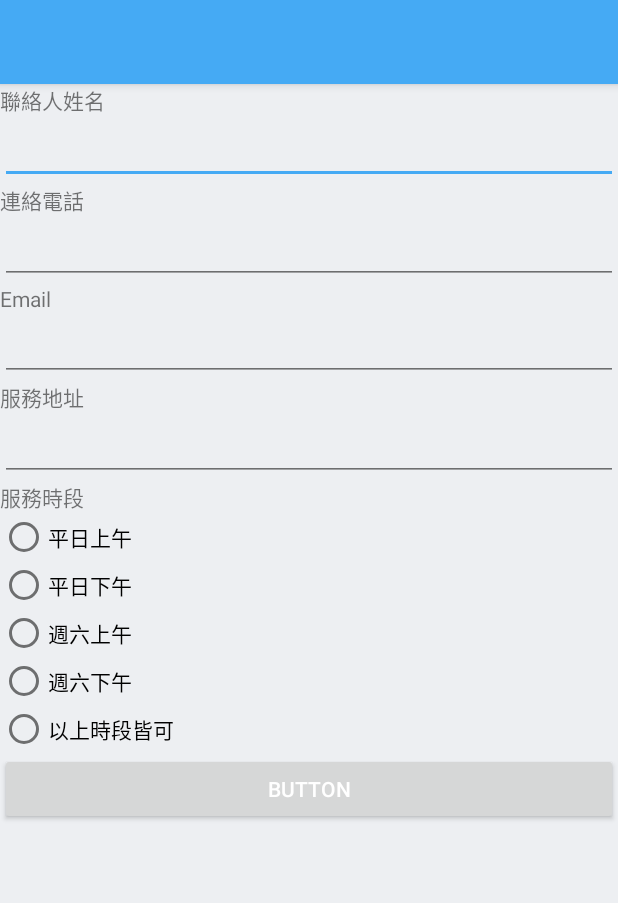
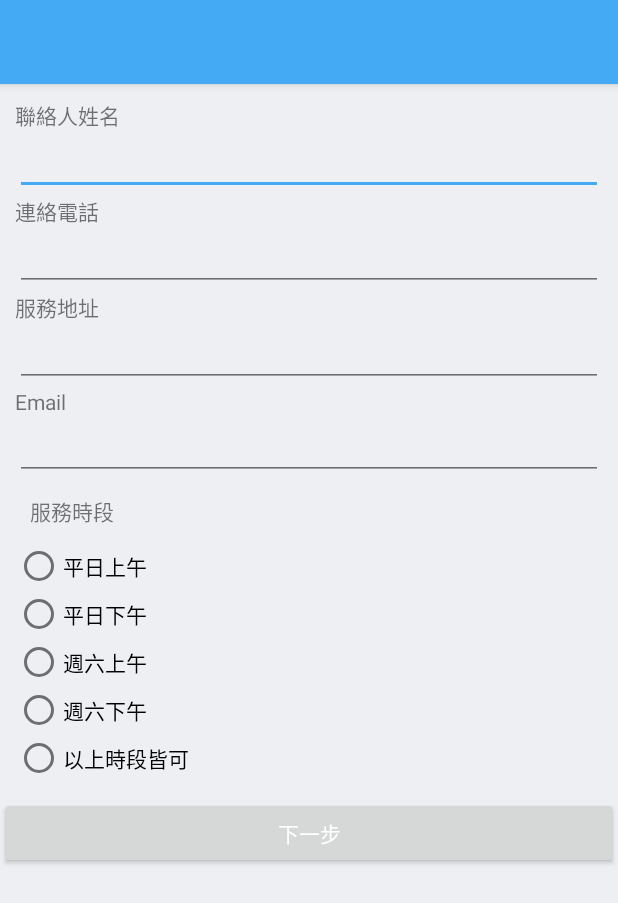
Before and after one commit to starboxs/EC_Android, an Android app: the layout activity_reserve_information.xml on its own in the app's theme, with its tools: preview values and no code run, on a phone screen of 412 x 824 dp. Shown: the top 903 px of the screen. Run offline under Robolectric (Android 15) with nearby library versions, the phone set to English and light mode, and no system bars.

Commit message:
no message

```diff
--- a/app/src/main/res/layout/activity_reserve_information.xml
+++ b/app/src/main/res/layout/activity_reserve_information.xml
@@ -1,6 +1,5 @@
 <?xml version="1.0" encoding="utf-8"?>
 <LinearLayout xmlns:android="http://schemas.android.com/apk/res/android"
-    xmlns:tools="http://schemas.android.com/tools"
     android:layout_width="match_parent"
     android:layout_height="wrap_content"
     android:orientation="vertical">
@@ -25,20 +24,26 @@
     <LinearLayout
         android:layout_width="match_parent"
         android:layout_height="match_parent"
+        android:orientation="vertical"
+        android:padding="10dp">
+
+        <LinearLayout
+            android:layout_width="match_parent"
+            android:layout_height="match_parent"
             android:orientation="vertical">
 
             <TextView
                 android:layout_width="match_parent"
                 android:layout_height="wrap_content"
-            android:text="聯絡人姓名"
-            tools:text="聯絡人姓名" />
+                android:text="聯絡人姓名" />
 
             <android.support.design.widget.TextInputEditText
                 android:id="@+id/editName"
                 android:layout_width="match_parent"
                 android:layout_height="wrap_content"
                 android:imeOptions="actionNext"
-            android:maxLines="1" />
+                android:maxLines="1"
+                android:textSize="16sp" />
         </LinearLayout>
 
         <LinearLayout
@@ -49,15 +54,15 @@
             <TextView
                 android:layout_width="match_parent"
                 android:layout_height="wrap_content"
-            android:text="連絡電話"
-            tools:text="連絡電話" />
+                android:text="連絡電話" />
 
             <android.support.design.widget.TextInputEditText
                 android:id="@+id/editPhone"
                 android:layout_width="match_parent"
                 android:layout_height="wrap_content"
                 android:imeOptions="actionNext"
-            android:maxLines="1" />
+                android:maxLines="1"
+                android:textSize="16sp" />
         </LinearLayout>
 
         <LinearLayout
@@ -68,15 +73,15 @@
             <TextView
                 android:layout_width="match_parent"
                 android:layout_height="wrap_content"
-            android:text="Email"
-            tools:text="Email" />
+                android:text="服務地址" />
 
             <android.support.design.widget.TextInputEditText
-            android:id="@+id/editEmail"
+                android:id="@+id/editAddress"
                 android:layout_width="match_parent"
                 android:layout_height="wrap_content"
                 android:imeOptions="actionNext"
-            android:maxLines="1" />
+                android:maxLines="1"
+                android:textSize="16sp" />
         </LinearLayout>
 
         <LinearLayout
@@ -87,15 +92,15 @@
             <TextView
                 android:layout_width="match_parent"
                 android:layout_height="wrap_content"
-            android:text="服務地址"
-            tools:text="服務地址" />
+                android:text="Email" />
 
             <android.support.design.widget.TextInputEditText
-            android:id="@+id/editAddress"
+                android:id="@+id/editEmail"
                 android:layout_width="match_parent"
                 android:layout_height="wrap_content"
                 android:imeOptions="actionNext"
-            android:maxLines="1" />
+                android:maxLines="1"
+                android:textSize="16sp" />
         </LinearLayout>
 
         <LinearLayout
@@ -107,8 +112,8 @@
                 android:id="@+id/textView8"
                 android:layout_width="match_parent"
                 android:layout_height="wrap_content"
-            android:text="服務時段"
-            tools:text="服務時段" />
+                android:padding="10dp"
+                android:text="服務時段" />
 
             <RadioGroup
                 android:id="@+id/rgServiceTimeType"
@@ -153,10 +158,12 @@
             </RadioGroup>
         </LinearLayout>
 
+    </LinearLayout>
+
     <Button
         android:id="@+id/btnNext"
         android:layout_width="match_parent"
         android:layout_height="wrap_content"
-        android:text="Button" />
+        android:text="下一步" />
 
 </LinearLayout>
--- a/app/src/main/res/layout/activity_reserve_quote.xml
+++ b/app/src/main/res/layout/activity_reserve_quote.xml
@@ -90,7 +90,7 @@
                         android:orientation="vertical">
 
                         <TextView
-                            android:id="@+id/textView9"
+                            android:id="@+id/tvAmount"
                             android:layout_width="match_parent"
                             android:layout_height="wrap_content"
                             android:text="3600"
```
Also changed, not shown: app/src/main/res/layout/activity_reserve_confirm.xml (+21 -11 lines), app/src/main/res/layout/activity_reserve_service_price.xml (+71 -7 lines). Lines whose indentation alone changed are shown as unchanged.
